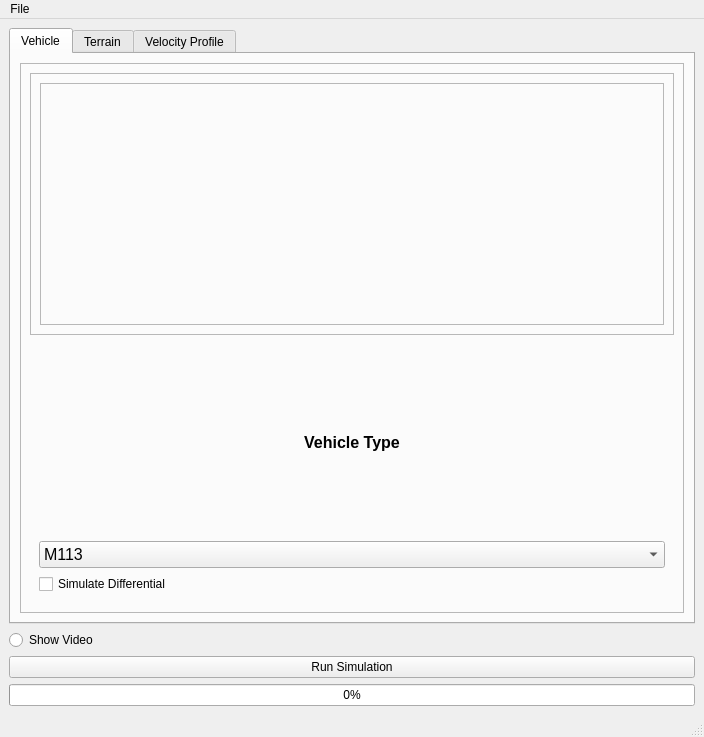
First picture: the form in gui/my_gui.ui, repository bdemin/simGUI, before the edit.
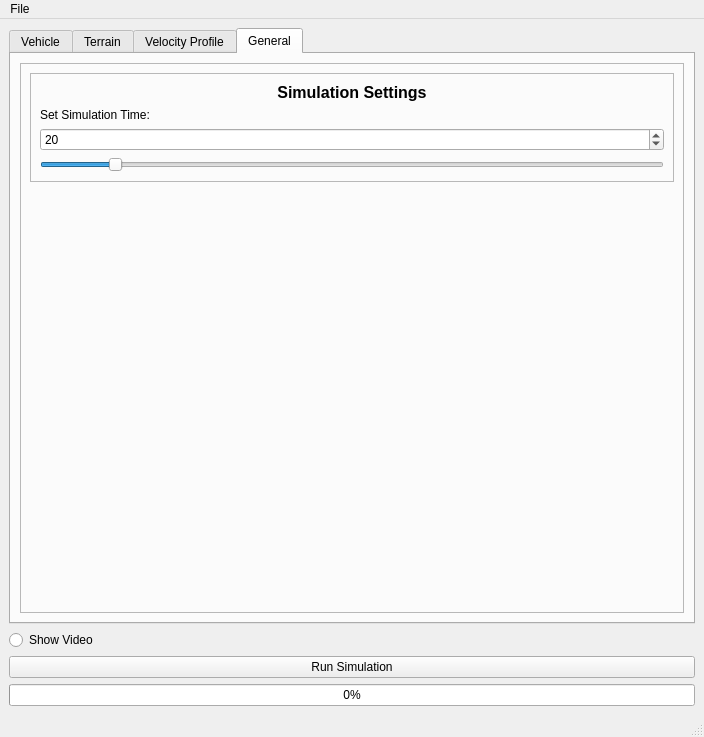
Second picture: the form after the edit. Icons and pictures are not drawn.

Patch:
```diff
--- a/gui/my_gui.ui
+++ b/gui/my_gui.ui
@@ -19,7 +19,7 @@
     <item>
      <widget class="QTabWidget" name="tabWidget">
       <property name="currentIndex">
-       <number>0</number>
+       <number>3</number>
       </property>
       <widget class="QWidget" name="tabVehicle">
        <attribute name="title">
@@ -516,15 +516,9 @@
        <attribute name="title">
         <string>Velocity Profile</string>
        </attribute>
+       <layout class="QVBoxLayout" name="verticalLayout_18">
+        <item>
        <widget class="QFrame" name="frameVel">
-        <property name="geometry">
-         <rect>
-          <x>20</x>
-          <y>20</y>
-          <width>651</width>
-          <height>151</height>
-         </rect>
-        </property>
         <property name="frameShape">
          <enum>QFrame::StyledPanel</enum>
         </property>
@@ -597,8 +591,126 @@
            </layout>
           </widget>
          </item>
-        </layout>
-       </widget>
+           <item>
+            <spacer name="verticalSpacer_3">
+             <property name="orientation">
+              <enum>Qt::Vertical</enum>
+             </property>
+             <property name="sizeHint" stdset="0">
+              <size>
+               <width>20</width>
+               <height>40</height>
+              </size>
+             </property>
+            </spacer>
+           </item>
+          </layout>
+         </widget>
+        </item>
+       </layout>
+      </widget>
+      <widget class="QWidget" name="tabGeneral">
+       <attribute name="title">
+        <string>General</string>
+       </attribute>
+       <layout class="QVBoxLayout" name="verticalLayout_20">
+        <item>
+         <widget class="QFrame" name="frameGeneral">
+          <property name="frameShape">
+           <enum>QFrame::StyledPanel</enum>
+          </property>
+          <property name="frameShadow">
+           <enum>QFrame::Raised</enum>
+          </property>
+          <layout class="QVBoxLayout" name="verticalLayout_17">
+           <item>
+            <widget class="QFrame" name="frameSimTime">
+             <property name="frameShape">
+              <enum>QFrame::StyledPanel</enum>
+             </property>
+             <property name="frameShadow">
+              <enum>QFrame::Raised</enum>
+             </property>
+             <layout class="QVBoxLayout" name="verticalLayout_16">
+              <item>
+               <widget class="QLabel" name="labelVelProfile_2">
+                <property name="font">
+                 <font>
+                  <pointsize>12</pointsize>
+                  <weight>75</weight>
+                  <bold>true</bold>
+                 </font>
+                </property>
+                <property name="text">
+                 <string>Simulation Settings</string>
+                </property>
+                <property name="alignment">
+                 <set>Qt::AlignCenter</set>
+                </property>
+               </widget>
+              </item>
+              <item>
+               <widget class="QLabel" name="labelSimTime">
+                <property name="text">
+                 <string>Set Simulation Time:</string>
+                </property>
+               </widget>
+              </item>
+              <item>
+               <widget class="QSpinBox" name="spinBoxSimTime">
+                <property name="minimum">
+                 <number>0</number>
+                </property>
+                <property name="singleStep">
+                 <number>1</number>
+                </property>
+                <property name="value">
+                 <number>20</number>
+                </property>
+               </widget>
+              </item>
+              <item>
+               <widget class="QSlider" name="sliderSimTime">
+                <property name="sizePolicy">
+                 <sizepolicy hsizetype="Minimum" vsizetype="Fixed">
+                  <horstretch>0</horstretch>
+                  <verstretch>0</verstretch>
+                 </sizepolicy>
+                </property>
+                <property name="minimum">
+                 <number>10</number>
+                </property>
+                <property name="maximum">
+                 <number>100</number>
+                </property>
+                <property name="value">
+                 <number>20</number>
+                </property>
+                <property name="orientation">
+                 <enum>Qt::Horizontal</enum>
+                </property>
+               </widget>
+              </item>
+             </layout>
+            </widget>
+           </item>
+           <item>
+            <spacer name="verticalSpacer_2">
+             <property name="orientation">
+              <enum>Qt::Vertical</enum>
+             </property>
+             <property name="sizeHint" stdset="0">
+              <size>
+               <width>20</width>
+               <height>414</height>
+              </size>
+             </property>
+            </spacer>
+           </item>
+          </layout>
+         </widget>
+        </item>
+       </layout>
       </widget>
      </widget>
     </item>
```
Lines whose indentation alone changed are shown as unchanged.
